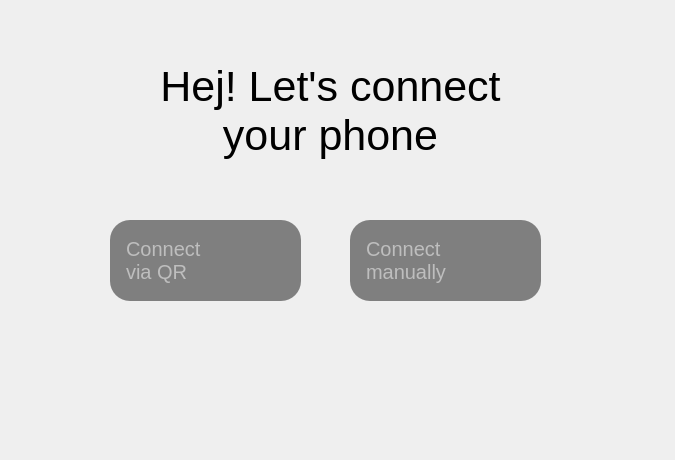
The window that preparepage.ui (SaNcHeS12557/PixLinkDesktop) describes before a commit, drawn with Qt 5.
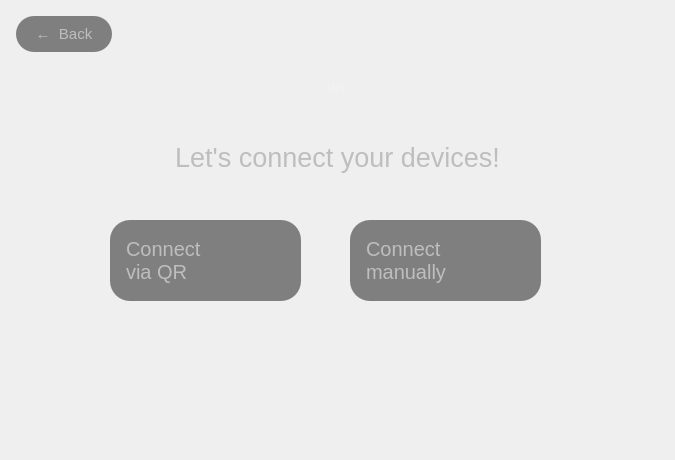
The same window after the commit. Icons and pictures are not drawn.

Commit message: [Implementation] Remove QR Window and Add new animation on Start View

Patch:
```diff
--- a/preparepage.ui
+++ b/preparepage.ui
@@ -22,29 +22,47 @@
   <widget class="QLabel" name="label">
    <property name="geometry">
     <rect>
-     <x>130</x>
-     <y>50</y>
-     <width>401</width>
-     <height>121</height>
+     <x>0</x>
+     <y>40</y>
+     <width>675</width>
+     <height>95</height>
     </rect>
    </property>
-   <property name="font">
-    <font>
-     <pointsize>32</pointsize>
-     <bold>false</bold>
-    </font>
+   <property name="styleSheet">
+    <string notr="true">QLabel {
+    color: #F2F2F2;
+    background: transparent;
+}</string>
    </property>
-   <property name="autoFillBackground">
-    <bool>false</bool>
-   </property>
    <property name="text">
-    <string>Hej! Let's connect your phone</string>
+    <string>Hej!</string>
    </property>
    <property name="alignment">
     <set>Qt::AlignmentFlag::AlignCenter</set>
    </property>
-   <property name="wordWrap">
-    <bool>true</bool>
+  </widget>
+  <widget class="QLabel" name="subtitleLabel">
+   <property name="geometry">
+    <rect>
+     <x>0</x>
+     <y>135</y>
+     <width>675</width>
+     <height>45</height>
+    </rect>
+   </property>
+   <property name="styleSheet">
+    <string notr="true">QLabel {
+    color: #BEBEBE;
+    font-family: &quot;Segoe UI Semilight&quot;, &quot;Segoe UI&quot;;
+    font-size: 20pt;
+    background: transparent;
+}</string>
+   </property>
+   <property name="text">
+    <string>Let's connect your devices!</string>
+   </property>
+   <property name="alignment">
+    <set>Qt::AlignmentFlag::AlignCenter</set>
    </property>
   </widget>
   <widget class="QPushButton" name="manualButton">
@@ -139,6 +157,91 @@
     </size>
    </property>
   </widget>
+  <widget class="QWidget" name="qrPanel">
+   <property name="geometry">
+    <rect>
+     <x>0</x>
+     <y>190</y>
+     <width>675</width>
+     <height>265</height>
+    </rect>
+   </property>
+   <property name="styleSheet">
+    <string notr="true">background: transparent;</string>
+   </property>
+   <widget class="QLabel" name="qrImageLabel">
+    <property name="geometry">
+     <rect>
+      <x>227</x>
+      <y>0</y>
+      <width>220</width>
+      <height>220</height>
+     </rect>
+    </property>
+    <property name="alignment">
+     <set>Qt::AlignmentFlag::AlignCenter</set>
+    </property>
+   </widget>
+   <widget class="QLabel" name="urlLabel">
+    <property name="geometry">
+     <rect>
+      <x>0</x>
+      <y>230</y>
+      <width>675</width>
+      <height>26</height>
+     </rect>
+    </property>
+    <property name="styleSheet">
+     <string notr="true">QLabel {
+    color: #8E8E93;
+    font-family: &quot;Segoe UI&quot;;
+    font-size: 10pt;
+    background: transparent;
+}</string>
+    </property>
+    <property name="alignment">
+     <set>Qt::AlignmentFlag::AlignCenter</set>
+    </property>
+    <property name="textInteractionFlags">
+     <set>Qt::TextInteractionFlag::TextSelectableByMouse</set>
+    </property>
+   </widget>
+  </widget>
+  <widget class="QPushButton" name="backButton">
+   <property name="geometry">
+    <rect>
+     <x>16</x>
+     <y>16</y>
+     <width>96</width>
+     <height>36</height>
+    </rect>
+   </property>
+   <property name="cursor">
+    <cursorShape>PointingHandCursor</cursorShape>
+   </property>
+   <property name="styleSheet">
+    <string notr="true">QPushButton {
+    background-color: rgba(50, 50, 50, 150);
+    color: #BEBEBE;
+    border-radius: 18px;
+    font-family: &quot;Segoe UI&quot;;
+    font-size: 11pt;
+    padding: 4px 14px;
+}
+
+QPushButton:hover {
+    background-color: #3A3A3C;
+}
+
+QPushButton:pressed {
+    background-color: #48484A;
+}
+</string>
+   </property>
+   <property name="text">
+    <string>←  Back</string>
+   </property>
+  </widget>
  </widget>
  <resources>
   <include location="resources.qrc"/>
```
Left out of the diff: 2 changed lines with no effect on the pictures. The commit also changes 6 other files.
